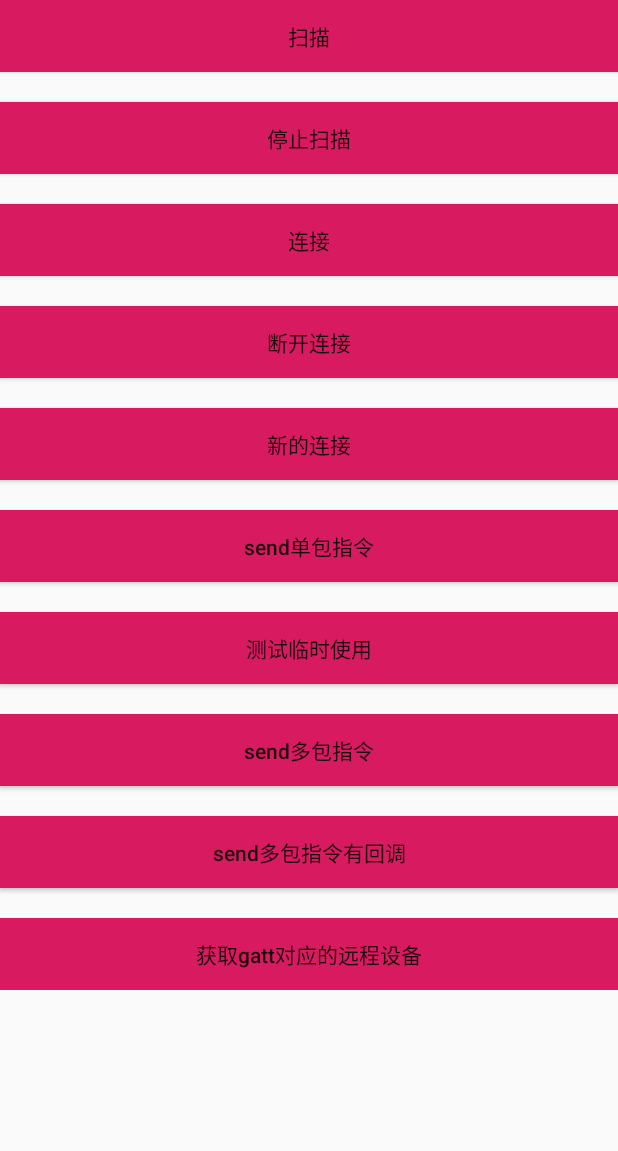
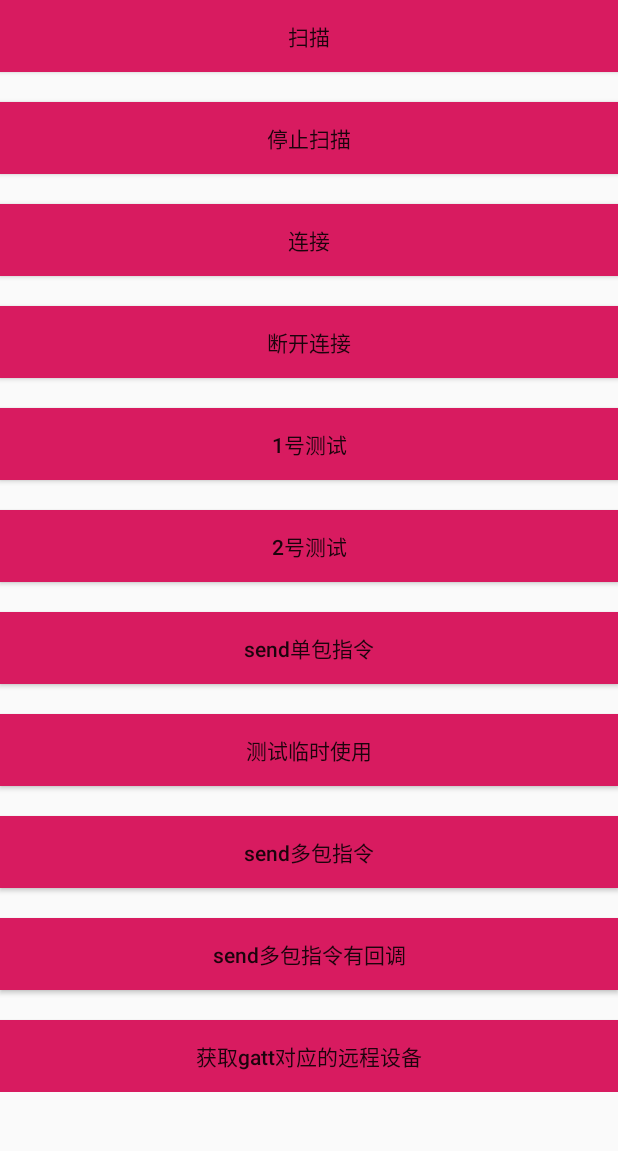
Before and after one commit to ryoosk/RxAndroidBluetooth, an Android app: the layout activity_main.xml on its own in the app's theme, with its tools: preview values and no code run, on a phone screen of 412 x 824 dp, the part 29-1180 px from its top. Run offline under Robolectric (Android 15) with nearby library versions, the phone set to English and light mode, and no system bars.

```diff
--- a/app/src/main/AndroidManifest.xml
+++ b/app/src/main/AndroidManifest.xml
@@ -14,7 +14,7 @@
             android:label="@string/app_name"
             android:supportsRtl="true"
             android:theme="@style/AppTheme">
-        <activity android:name="duoshine.androidbluetoothpro.MainActivity">
+        <activity android:name="MainActivity">
             <intent-filter>
                 <action android:name="android.intent.action.MAIN"/>
 
--- a/app/src/main/res/layout/activity_main.xml
+++ b/app/src/main/res/layout/activity_main.xml
@@ -56,7 +56,16 @@
                 android:layout_width="match_parent"
                 android:id="@+id/newConnect"
                 android:background="@color/colorAccent"
-                android:text="新的连接"
+                android:text="1号测试"
+                android:layout_height="wrap_content"/>
+
+        <Button
+                android:layout_marginTop="20dp"
+                android:textAllCaps="false"
+                android:layout_width="match_parent"
+                android:id="@+id/newConnect1"
+                android:background="@color/colorAccent"
+                android:text="2号测试"
                 android:layout_height="wrap_content"/>
 
         <Button
```
Also changed, not shown: app/src/main/java/duoshine/androidbluetoothpro/MainActivity.kt (+36 -3 lines).
